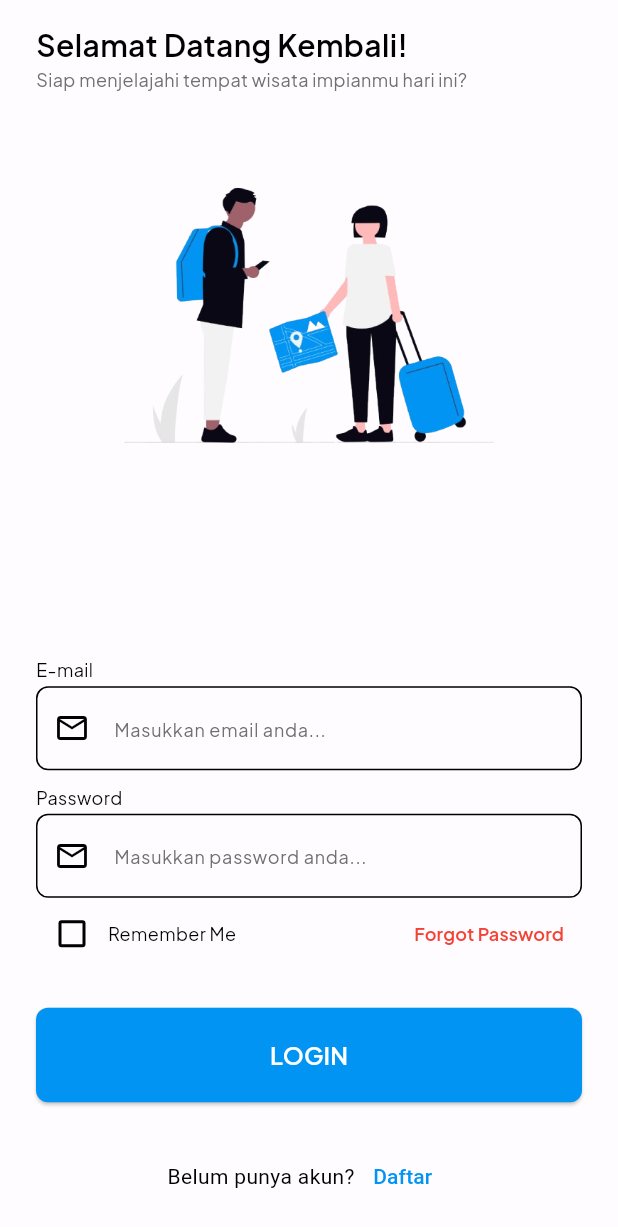
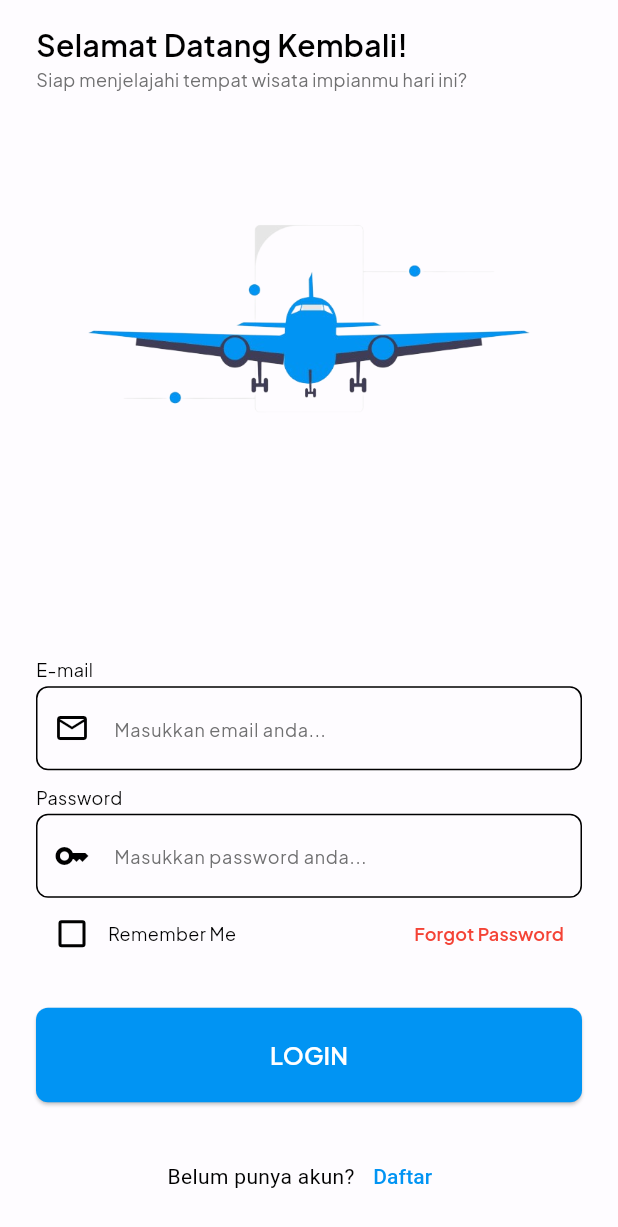
Before and after one commit to VandyRzky/Praktikum_PBB, a Flutter app: the screen it shows after launch, on a phone screen of 412 x 824 dp. Shown: the top 1227 px of the screen. Run offline on Flutter 3.47's test engine with Material 3 defaults, Android fonts, the phone set to English and light mode, and no system bars; our stand-ins replace google_fonts.

Commit message:
refactor: memperbaiki gambar pada login page

```diff
--- a/lib/pages/login/login.dart
+++ b/lib/pages/login/login.dart
@@ -32,7 +32,7 @@ class _LoginState extends State<Login>{
 
                 Spacer(flex: 2,),
                 Center(
-                  child: Image.asset('assets/welcome.png', height: 200,),
+                  child: Image.asset('assets/login-ills.png', height: 200,),
                 ),
                 Spacer(flex: 5,),
                 Text("E-mail",
@@ -76,7 +76,7 @@ class _LoginState extends State<Login>{
                             color: Theme.of(context).colorScheme.secondary.withOpacity(0.8),
                             width: 1.5),
                       ),
-                      prefixIcon: Icon(Icons.email_outlined, color: Theme.of(context).colorScheme.onBackground,)
+                      prefixIcon: Icon(Icons.key_outlined, color: Theme.of(context).colorScheme.onBackground,)
                   ),
                 ),
                 Row(
```
